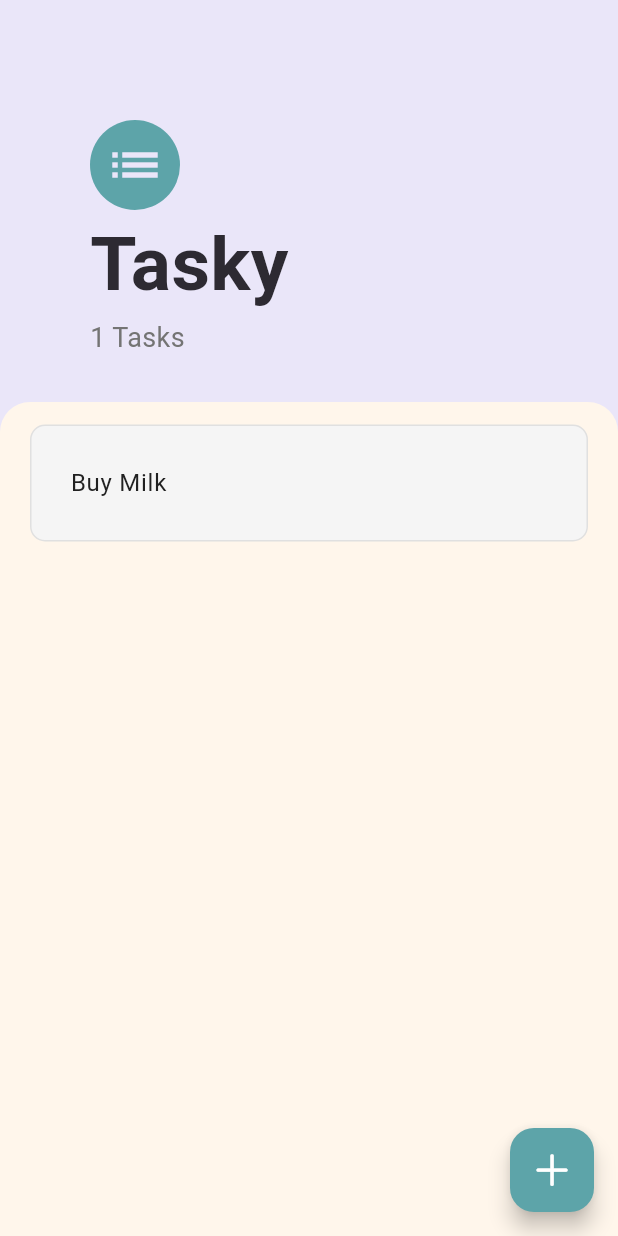
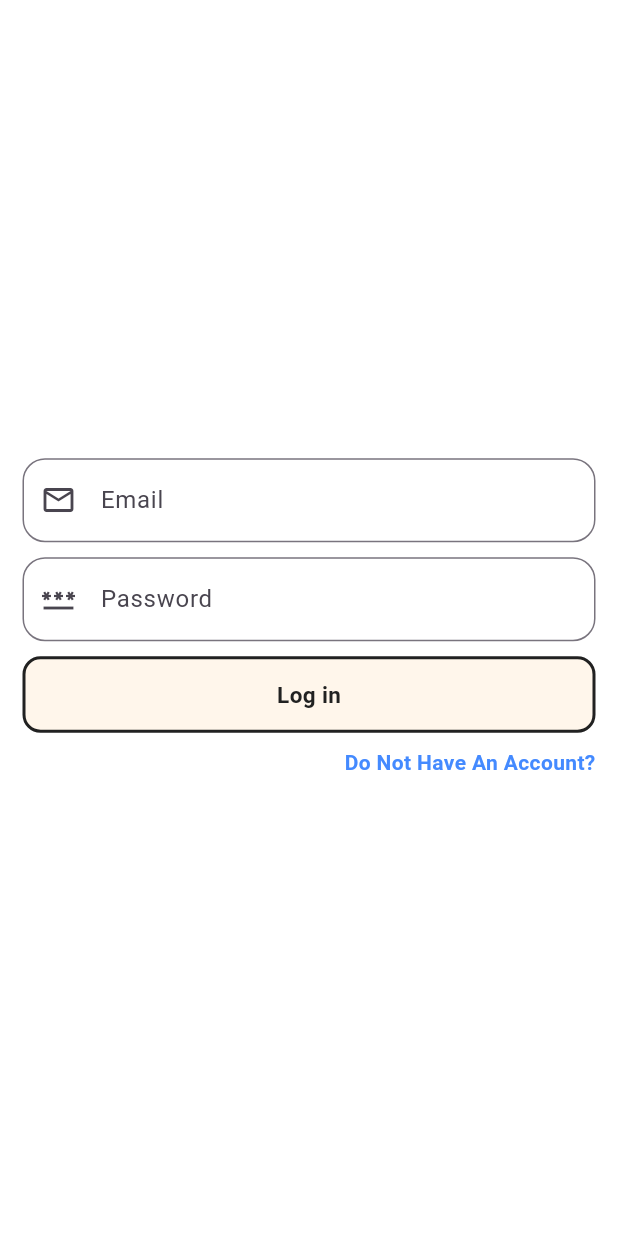
Before and after one commit to PrpCena/tasky, a Flutter app: the screen it shows after launch, on a phone screen of 412 x 824 dp. Run offline on Flutter 3.47's test engine with Material 3 defaults, Android fonts, the phone set to English and light mode, and no system bars; drawn by our look-alikes of flutter_slidable; our stand-ins replace flutter_bloc.

Commit message:
User login/signup UI set up.

```diff
--- /dev/null
+++ b/lib/components/generic_button.dart
@@ -0,0 +1,37 @@
+import 'package:flutter/material.dart';
+import 'package:tasky/themes/colors.dart';
+
+class GenericButton extends StatelessWidget {
+  final String label;
+  final GestureTapCallback onPressed;
+
+  const GenericButton(
+      {super.key, required this.label, required this.onPressed});
+
+  @override
+  Widget build(BuildContext context) {
+    return GestureDetector(
+      onTap: onPressed,
+      child: Container(
+        alignment: Alignment.center,
+        padding: EdgeInsets.symmetric(horizontal: 10, vertical: 13),
+        decoration: BoxDecoration(
+          color: AppColors.secondaryBackground,
+          borderRadius: BorderRadius.circular(12),
+          border: Border.all(
+            color: AppColors.taskText,
+            width: 2,
+          ),
+        ),
+        child: Text(
+          label,
+          style: TextStyle(
+            fontSize: 15,
+            fontWeight: FontWeight.bold,
+            color: AppColors.taskText,
+          ),
+        ),
+      ),
+    );
+  }
+}
--- /dev/null
+++ b/lib/components/text_input.dart
@@ -0,0 +1,36 @@
+import 'package:flutter/material.dart';
+
+class TextInput extends StatelessWidget {
+  const TextInput(
+      {super.key,
+      required this.prefixIcon,
+      this.label,
+      this.isPassword = false,
+      this.inputType = TextInputType.none,
+      this.onChanged});
+
+  final String? label;
+  final bool isPassword;
+  final IconData prefixIcon;
+  final TextInputType inputType;
+  final ValueChanged<String>? onChanged;
+
+  @override
+  Widget build(BuildContext context) {
+    return TextField(
+      onChanged: onChanged,
+      keyboardType: inputType,
+      autocorrect: false,
+      obscureText: isPassword,
+      decoration: InputDecoration(
+        prefixIcon: Icon(prefixIcon),
+        border: OutlineInputBorder(
+          borderRadius: BorderRadius.all(
+            Radius.circular(15),
+          ),
+        ),
+        labelText: label,
+      ),
+    );
+  }
+}
--- a/lib/main.dart
+++ b/lib/main.dart
@@ -1,17 +1,25 @@
 import 'package:flutter/material.dart';
 import 'package:flutter_bloc/flutter_bloc.dart';
 import 'package:tasky/cubit/task_cubit.dart';
+import 'package:tasky/screens/login_screen.dart';
+import 'package:tasky/screens/signup_screen.dart';
 import 'screens/task_screen.dart';
 
 void main() => runApp(MyApp());
 
 class MyApp extends StatelessWidget {
+  static const taskScreen = '/task_screen';
   @override
   Widget build(BuildContext context) {
     return BlocProvider(
       create: (context) => TaskCubit(),
       child: MaterialApp(
-        home: TaskScreen(),
+        routes: {
+          TaskScreen.id: (context) => TaskScreen(),
+          LoginScreen.id: (context) => LoginScreen(),
+          SignUpScreen.id: (context) => SignUpScreen()
+        },
+        home: LoginScreen(),
       ),
     );
   }
--- /dev/null
+++ b/lib/screens/login_screen.dart
@@ -0,0 +1,66 @@
+import 'package:flutter/material.dart';
+import 'package:tasky/components/generic_button.dart';
+import 'package:tasky/screens/signup_screen.dart';
+import 'package:tasky/themes/colors.dart';
+import '../components/text_input.dart';
+
+class LoginScreen extends StatelessWidget {
+  static const String id = 'login_screen';
+
+  @override
+  Widget build(BuildContext context) {
+    String email = '';
+    String password = '';
+
+    return Scaffold(
+      backgroundColor: AppColors.background,
+      body: Container(
+        padding: EdgeInsets.symmetric(horizontal: 15),
+        child: Column(
+          crossAxisAlignment: CrossAxisAlignment.stretch,
+          mainAxisAlignment: MainAxisAlignment.center,
+          children: [
+            TextInput(
+              prefixIcon: Icons.email_outlined,
+              label: 'Email',
+              inputType: TextInputType.emailAddress,
+              onChanged: (value) => email = value,
+            ),
+            SizedBox(
+              height: 10,
+            ),
+            TextInput(
+              prefixIcon: Icons.password_outlined,
+              label: 'Password',
+              isPassword: true,
+              onChanged: (value) => password = value,
+            ),
+            SizedBox(
+              height: 10,
+            ),
+            GenericButton(
+              label: 'Log in',
+              onPressed: () => {},
+            ),
+            SizedBox(
+              height: 10,
+            ),
+            Row(
+              mainAxisAlignment: MainAxisAlignment.end,
+              children: [
+                GestureDetector(
+                  onTap: () => Navigator.pushNamed(context, SignUpScreen.id),
+                  child: Text(
+                    'Do Not Have An Account?',
+                    style: TextStyle(
+                        color: Colors.blueAccent, fontWeight: FontWeight.bold),
+                  ),
+                )
+              ],
+            )
+          ],
+        ),
+      ),
+    );
+  }
+}
--- a/lib/screens/task_screen.dart
+++ b/lib/screens/task_screen.dart
@@ -7,6 +7,7 @@ import 'package:tasky/themes/colors.dart';
 import '../models/task.dart';
 
 class TaskScreen extends StatelessWidget {
+  static const String id = 'task_screen';
   @override
   Widget build(BuildContext context) {
     bool isButtonDisabled = false;
```
Also changed, not shown: lib/screens/signup_screen.dart (added, +79 -0 lines).
